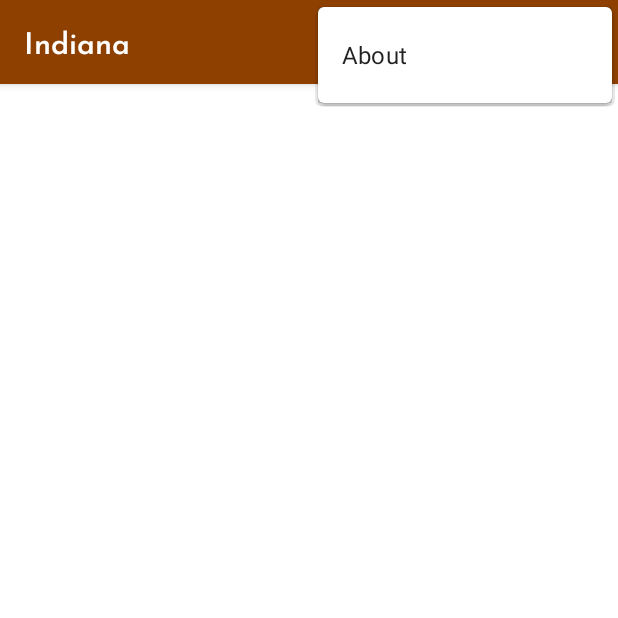
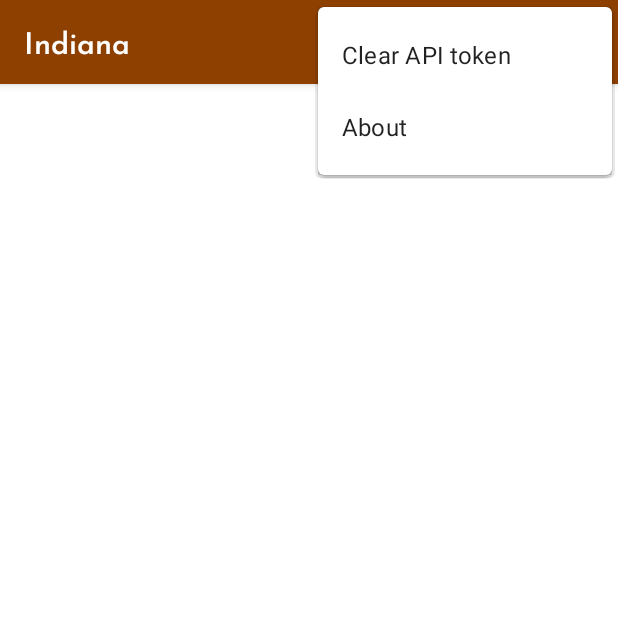
Before and after one commit to bleeding182/indiana, an Android app: the ProjectActivity screen opened directly, with no data from a screen before it, with the options menu open, on a phone screen of 412 x 824 dp, the top half of it. Run offline under Robolectric (Android 15) with nearby library versions, the phone set to English and light mode, and no system bars; our stand-ins replace Dagger/Hilt's generated code, RxJava; 1 statement that could not run was skipped.

Commit message:
Move logout to overflow menu

```diff
--- a/app/src/main/res/menu/menu_home.xml
+++ b/app/src/main/res/menu/menu_home.xml
@@ -4,5 +4,5 @@
     <item
         android:id="@+id/clear_token"
         android:title="Clear API token"
-        app:showAsAction="always" />
+        app:showAsAction="never" />
 </menu>
```
